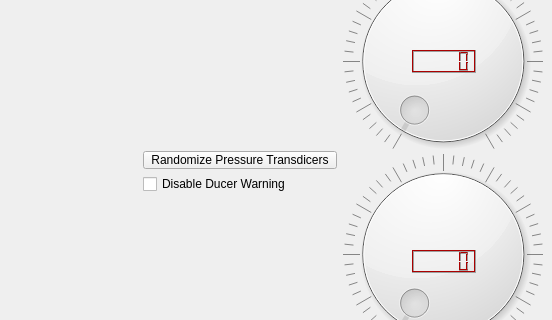
SDSURocketProject/FAR-MARS, file controlsoftware/mainwindow.ui: the form before one commit; both pictures show x 728 to 1280 and y 86 to 406 of the 1280 by 720 pixel window.
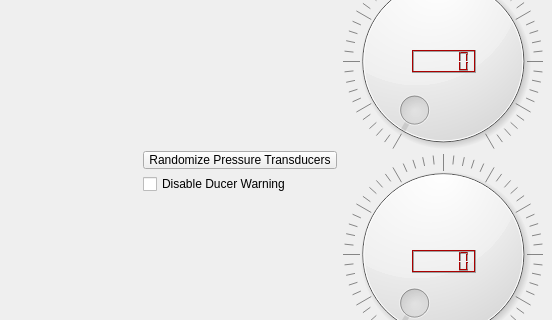
The form after the commit.

Commit message: fix spelling mistake

Diff of the .ui file:
```diff
--- a/controlsoftware/mainwindow.ui
+++ b/controlsoftware/mainwindow.ui
@@ -1545,7 +1545,7 @@
      <item>
       <widget class="QPushButton" name="rand_pres">
        <property name="text">
-        <string>Randomize Pressure Transdicers</string>
+        <string>Randomize Pressure Transducers</string>
        </property>
       </widget>
      </item>
```
